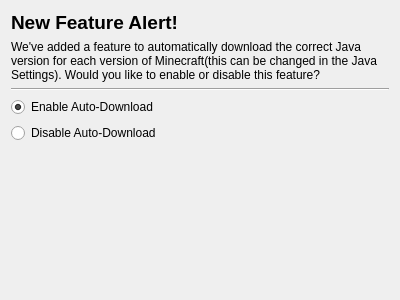
Qt form launcher/ui/setupwizard/AutoJavaWizardPage.ui (FreesmTeam/FreesmLauncher) before a commit.
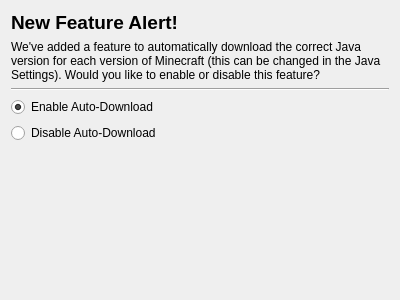
The same form after that commit.

Commit message: Lots of J's for Java needed to be uppercased

The edit to the form file:
```diff
--- a/launcher/ui/setupwizard/AutoJavaWizardPage.ui
+++ b/launcher/ui/setupwizard/AutoJavaWizardPage.ui
@@ -30,7 +30,7 @@
    <item>
     <widget class="QLabel" name="label_2">
      <property name="text">
-      <string>We've added a feature to automatically download the correct Java version for each version of Minecraft(this can be changed in the Java Settings). Would you like to enable or disable this feature?</string>
+      <string>We've added a feature to automatically download the correct Java version for each version of Minecraft (this can be changed in the Java Settings). Would you like to enable or disable this feature?</string>
      </property>
      <property name="wordWrap">
       <bool>true</bool>
```
The commit also changes 6 other files.
